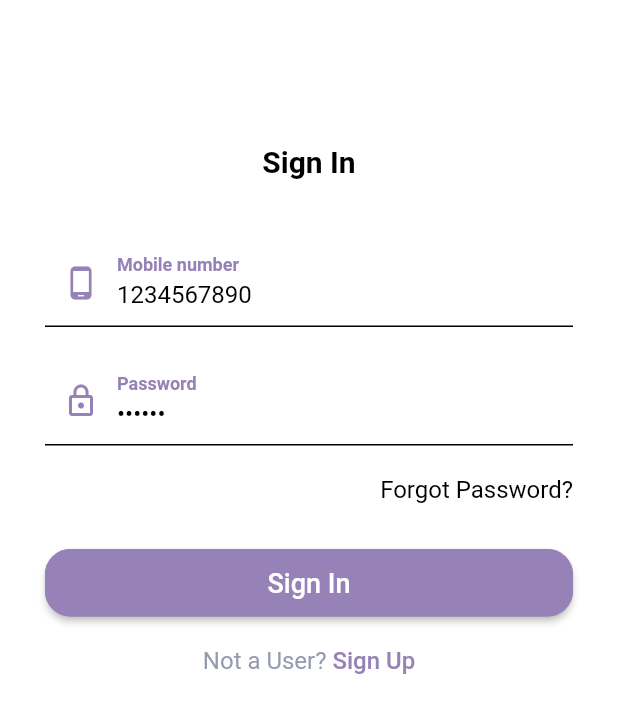
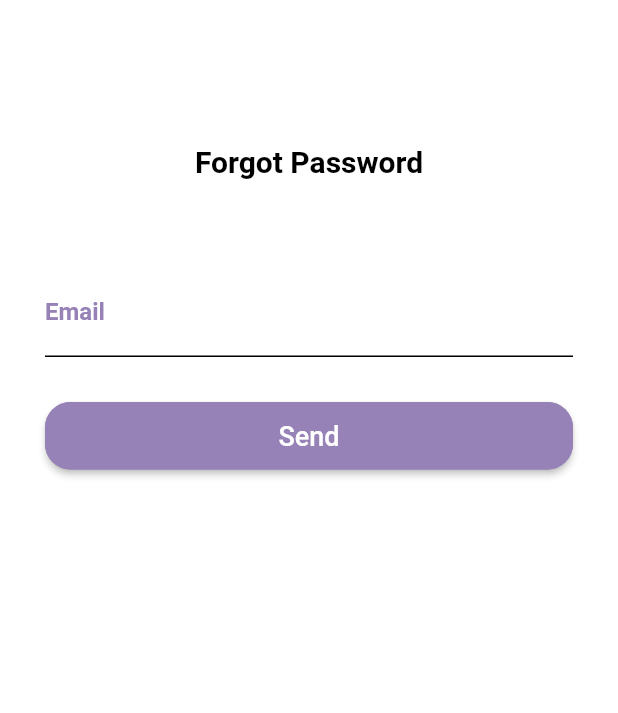
Before and after one commit to anmydenny/florist_app, a Flutter app: the screen it shows after launch, after a tap on "Forgot Password?", on a phone screen of 412 x 824 dp. Shown: the top 713 px of the screen. Run offline on Flutter 3.47's test engine with Material 2 defaults, Android fonts, the phone set to English and light mode, and no system bars; our stand-ins replace cached_network_image, carousel_slider, flutter_easyloading, flutter_svg, get, shared_preferences; Roboto replaces fonts that are missing (Cabin, Savior1).

Commit message:
Forgot password UI

```diff
--- /dev/null
+++ b/lib/src/modules/forgot_password/binding/forgot_password_binding.dart
@@ -0,0 +1,11 @@
+import 'package:florist_app/src/modules/forgot_password/controller/forgot_password_controller.dart';
+import 'package:get/get.dart';
+
+class ForgotPasswordBinding extends Bindings {
+  @override
+  void dependencies() {
+    Get.put<ForgotPasswordController>(
+        ForgotPasswordController()
+    );
+  }
+}
--- /dev/null
+++ b/lib/src/modules/forgot_password/controller/forgot_password_controller.dart
@@ -0,0 +1,11 @@
+import 'package:flutter/cupertino.dart';
+import 'package:get/get.dart';
+
+class ForgotPasswordController extends GetxController {
+
+  TextEditingController userNameController = TextEditingController();
+
+  void sendClick() {
+
+  }
+}
--- /dev/null
+++ b/lib/src/modules/forgot_password/view/forgot_view.dart
@@ -0,0 +1,66 @@
+import 'package:florist_app/src/modules/forgot_password/controller/forgot_password_controller.dart';
+import 'package:florist_app/src/widgets/app_text_field.dart';
+import 'package:flutter/material.dart';
+import 'package:get/get.dart';
+import '../../../utils/app_styles.dart';
+import '../../../widgets/app_button.dart';
+
+class ForgotPasswordView extends GetView<ForgotPasswordController> {
+  ForgotPasswordView({Key? key}) : super(key: key);
+  String? username = '';
+  final _forgotPasswordFormKey = GlobalKey<FormState>();
+
+  @override
+  Widget build(BuildContext context) {
+    return Scaffold(
+      backgroundColor: AppColors.white,
+      appBar: AppBar(
+        elevation: 0,
+        backgroundColor: AppColors.white,
+      ),
+      body: SingleChildScrollView(
+        padding: const EdgeInsets.symmetric(horizontal: 30),
+        child: Form(
+          key: _forgotPasswordFormKey,
+          child: Column(
+            mainAxisAlignment: MainAxisAlignment.center,
+            children: [
+              const SizedBox(
+                height: 40,
+              ),
+              const Text(
+                'Forgot Password',
+                style: AppTextStyles.h1,
+              ),
+              const SizedBox(
+                height: 60,
+              ),
+              AppTextFiled(
+                controller: controller.userNameController,
+                keyboardType: TextInputType.text,
+                hintText: 'xyz@gmail.com',
+                labelText: 'Email',
+                validator: (value) {
+                  if (value == null || value.isEmpty) {
+                    return "Please enter username";
+                  }
+                  username = value;
+                  return null;
+                },
+              ),
+              const SizedBox(
+                height: 30,
+              ),
+              AppButton(
+                  text: "Send",
+                  onPressed: controller.sendClick),
+              const SizedBox(
+                height: 30,
+              ),
+            ],
+          ),
+        ),
+      ),
+    );
+  }
+}
--- a/lib/src/routes/app_pages.dart
+++ b/lib/src/routes/app_pages.dart
@@ -1,7 +1,9 @@
+import 'package:florist_app/src/modules/forgot_password/view/forgot_view.dart';
 import 'package:florist_app/src/modules/landing/view/landing_view.dart';
 import 'package:florist_app/src/modules/sign_up/%20view/sign_up_view.dart';
 import 'package:florist_app/src/modules/sign_up/binding/sign_up_binding.dart';
 import 'package:get/get.dart';
+import '../modules/forgot_password/binding/forgot_password_binding.dart';
 import '../modules/sign_in/binding/sign_in_binding.dart';
 import '../modules/sign_in/view/sign_in_view.dart';
 import '../modules/splash/binding/splash_binding.dart';
@@ -30,6 +32,11 @@ class AppPages {
       binding: SignUpBinding(),
     ),
     GetPage(
+      name: _Paths.forgotPassword,
+      page: () => ForgotPasswordView(),
+      binding: ForgotPasswordBinding(),
+    ),
+    GetPage(
         name: _Paths.landing,
         page: () => const LandingView(),
         // bindings: [LandingBinding()]
```
